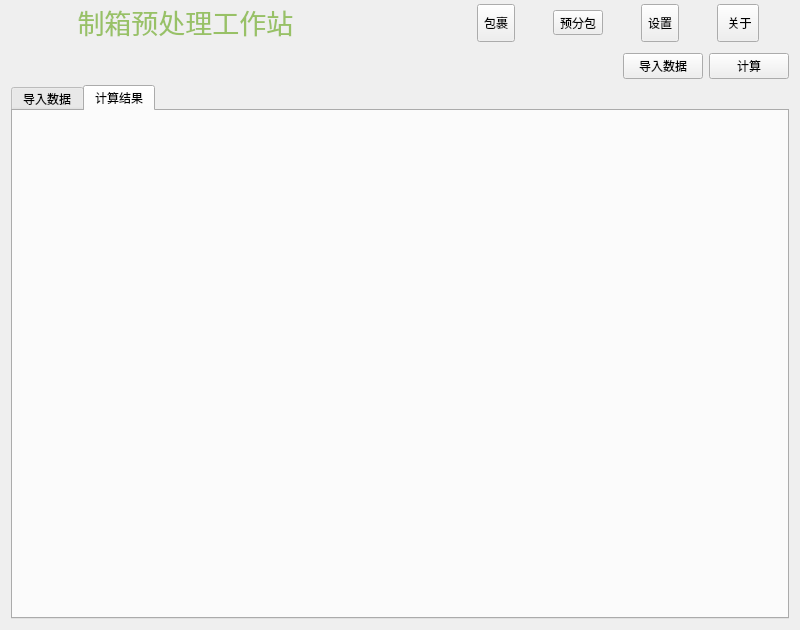
The window that ui/form/frmmain.ui (TomenMosaic/BPS) describes before a commit, drawn with Qt 5.
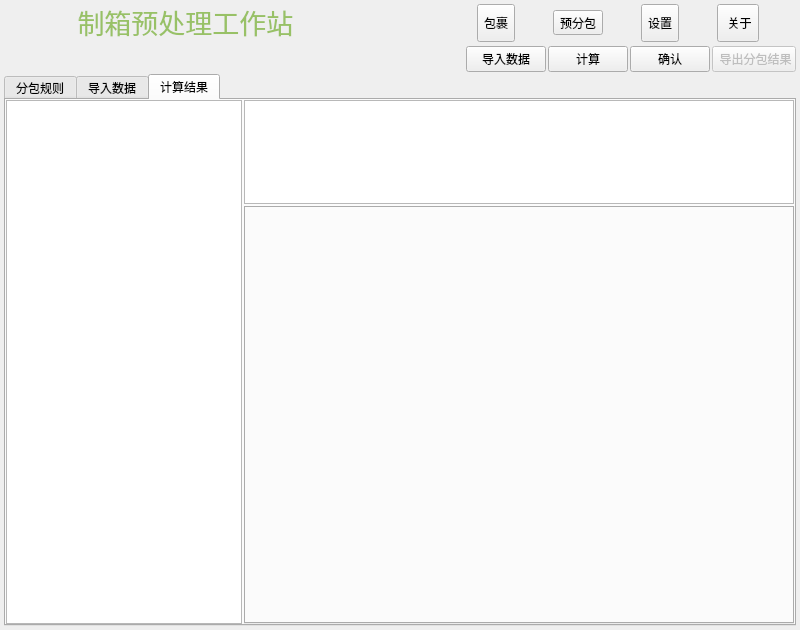
The same window after the commit. The open tabs and pages were chosen to show the change. Icons and pictures are not drawn.

Patch:
```diff
--- a/ui/form/frmmain.ui
+++ b/ui/form/frmmain.ui
@@ -673,6 +673,21 @@
      </widget>
      <widget class="QWidget" name="yfb">
       <layout class="QVBoxLayout" name="verticalLayout_4">
+       <property name="spacing">
+        <number>2</number>
+       </property>
+       <property name="leftMargin">
+        <number>2</number>
+       </property>
+       <property name="topMargin">
+        <number>2</number>
+       </property>
+       <property name="rightMargin">
+        <number>2</number>
+       </property>
+       <property name="bottomMargin">
+        <number>2</number>
+       </property>
        <item>
         <layout class="QHBoxLayout" name="horizontalLayout">
          <item>
@@ -689,7 +704,7 @@
           </spacer>
          </item>
          <item>
-          <widget class="QPushButton" name="pushButton">
+          <widget class="QPushButton" name="btnImport">
            <property name="text">
             <string>导入数据</string>
            </property>
@@ -702,6 +717,23 @@
            </property>
           </widget>
          </item>
+         <item>
+          <widget class="QPushButton" name="pushButton">
+           <property name="text">
+            <string>确认</string>
+           </property>
+          </widget>
+         </item>
+         <item>
+          <widget class="QPushButton" name="btnExport">
+           <property name="enabled">
+            <bool>false</bool>
+           </property>
+           <property name="text">
+            <string> 导出分包结果</string>
+           </property>
+          </widget>
+         </item>
         </layout>
        </item>
        <item>
@@ -709,6 +741,11 @@
          <property name="currentIndex">
           <number>0</number>
          </property>
+         <widget class="QWidget" name="tab_3">
+          <attribute name="title">
+           <string>分包规则</string>
+          </attribute>
+         </widget>
          <widget class="QWidget" name="tab">
           <attribute name="title">
            <string>导入数据</string>
@@ -718,6 +755,36 @@
           <attribute name="title">
            <string>计算结果</string>
           </attribute>
+          <layout class="QHBoxLayout" name="horizontalLayout_7" stretch="3,7">
+           <property name="spacing">
+            <number>2</number>
+           </property>
+           <property name="leftMargin">
+            <number>0</number>
+           </property>
+           <property name="topMargin">
+            <number>0</number>
+           </property>
+           <property name="rightMargin">
+            <number>0</number>
+           </property>
+           <property name="bottomMargin">
+            <number>0</number>
+           </property>
+           <item>
+            <widget class="QTableView" name="tvAlgorithmPackages"/>
+           </item>
+           <item>
+            <layout class="QVBoxLayout" name="verticalLayout_12" stretch="2,8">
+             <item>
+              <widget class="QTableView" name="tvAlgorithmPanels"/>
+             </item>
+             <item>
+              <widget class="QTabWidget" name="tabWidget_2"/>
+             </item>
+            </layout>
+           </item>
+          </layout>
          </widget>
         </widget>
        </item>
```
Left out of the diff: 59 changed lines with no effect on the pictures.
